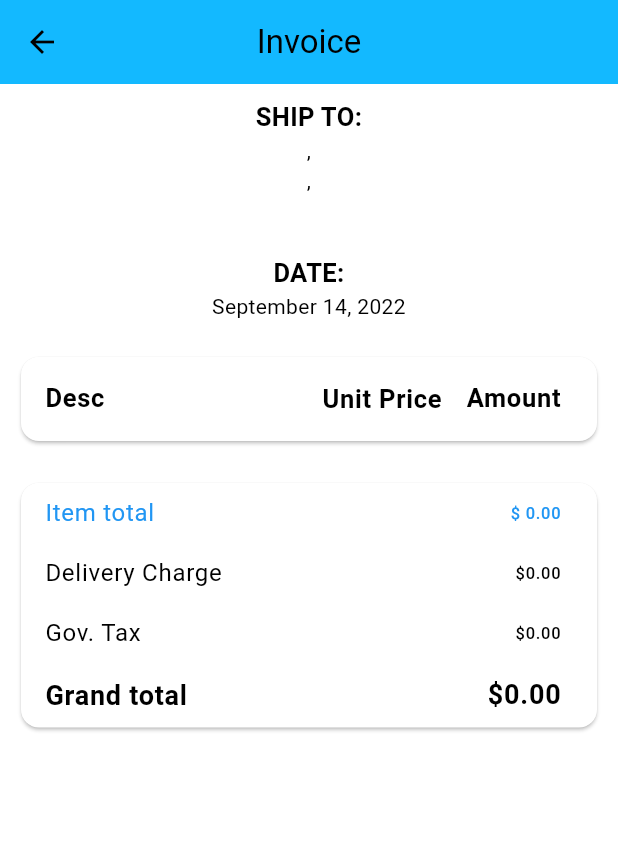
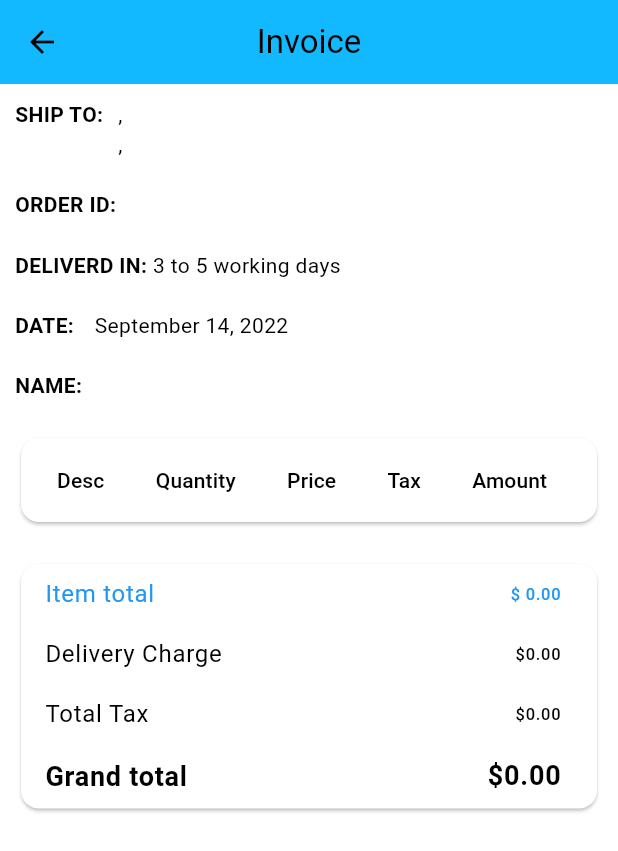
Before and after one commit to dhruvikAubergine/shop_app, a Flutter app: the Invoice screen opened directly with empty values, on a phone screen of 412 x 824 dp. Shown: the top 851 px of the screen. Run offline on Flutter 3.47's test engine with Material 2 defaults, Android fonts, the phone set to English and light mode, and no system bars; our stand-ins replace badges, bloc, equatable, hive, hive_flutter, shared_preferences; accounts and stored records are empty; generated files the repository leaves out were written again; network calls fail.

```diff
--- a/lib/features/authentication/providers/auth_provider.dart
+++ b/lib/features/authentication/providers/auth_provider.dart
@@ -6,7 +6,6 @@ import 'package:flutter/material.dart';
 import 'package:flutter/widgets.dart';
 import 'package:http/http.dart' as http;
 import 'package:shared_preferences/shared_preferences.dart';
-import 'package:shop_app/features/authentication/modals/address.dart';
 import 'package:shop_app/features/authentication/modals/user.dart';
 import 'package:shop_app/features/manage_product/modals/http_exception.dart';
 
@@ -14,14 +13,14 @@ class AuthProvider with ChangeNotifier {
   String _token = '';
   late DateTime _expiryDate;
   String _userId = '';
-  Address _address = const Address();
+  User _user = const User();
 
   bool get isAuth {
     return token != '';
   }
 
-  Address get address {
-    return _address;
+  User get user {
+    return _user;
   }
 
   String get userId {
@@ -35,7 +34,7 @@ class AuthProvider with ChangeNotifier {
     return '';
   }
 
-  Future<void> getAddress() async {
+  Future<void> getUser() async {
     final url = Uri.parse(
       'https://personal-expenses-e3eac-default-rtdb.firebaseio.com/users/$userId.json/?auth=$token',
     );
@@ -43,7 +42,7 @@ class AuthProvider with ChangeNotifier {
       final response = await http.get(url);
       final userData = jsonDecode(response.body) as Map<String, dynamic>;
       final user = User.fromJson(userData);
-      _address = user.address!;
+      _user = user;
       notifyListeners();
     } catch (error) {
       log('$error');
@@ -112,13 +111,8 @@ class AuthProvider with ChangeNotifier {
       final response = await http.put(
         url,
         body: jsonEncode(user.toJson()),
-        // body: jsonEncode({
-        //   'email' :user.email,
-        //   'name' :user.name,
-        //   'phone':user.phone,
-        //   'address':user.address,
-        // }),
       );
+      log('$response');
     } catch (error) {
       log(error.toString());
     }
--- a/lib/features/cart/models/cart.dart
+++ b/lib/features/cart/models/cart.dart
@@ -14,6 +14,7 @@ class Cart extends Equatable {
     this.price,
     this.quantity,
     this.productId,
+    this.taxPercentage,
   });
 
   factory Cart.fromJson(Map<String, dynamic> json) {
@@ -31,6 +32,8 @@ class Cart extends Equatable {
   final double? quantity;
   @HiveField(5)
   final String? productId;
+  @HiveField(6)
+  final double? taxPercentage;
 
   Map<String, dynamic> toJson() => _$CartToJson(this);
 
@@ -41,6 +44,7 @@ class Cart extends Equatable {
     double? price,
     double? quantity,
     String? productId,
+    double? taxPercentage,
   }) {
     return Cart(
       id: id ?? this.id,
@@ -49,6 +53,7 @@ class Cart extends Equatable {
       price: price ?? this.price,
       quantity: quantity ?? this.quantity,
       productId: productId ?? this.productId,
+      taxPercentage: taxPercentage ?? this.taxPercentage,
     );
   }
 
@@ -56,5 +61,6 @@ class Cart extends Equatable {
   bool get stringify => true;
 
   @override
-  List<Object?> get props => [id, title, image, price, quantity, productId];
+  List<Object?> get props =>
+      [id, title, image, price, quantity, productId, taxPercentage];
 }
--- a/lib/features/cart/provider/cart_provider.dart
+++ b/lib/features/cart/provider/cart_provider.dart
@@ -29,6 +29,15 @@ class CartProvider with ChangeNotifier {
     });
 
     return total;
+  }
+
+  double get totalTax {
+    var tax = 0.0;
+    cartBox.toMap().forEach((key, value) {
+      tax += ((value.price * value.taxPercentage) / 100) * value.quantity
+          as double;
+    });
+    return tax;
   }
 
   void removeItem(String productId) {
@@ -70,6 +79,7 @@ class CartProvider with ChangeNotifier {
     double price,
     String title,
     String image,
+    double taxPercentage,
   ) async {
     if (cartBox.containsKey(productId)) {
       final existingValue = cartBox.get(productId) as Cart;
@@ -86,6 +96,8 @@ class CartProvider with ChangeNotifier {
           title: title,
           image: image,
           quantity: 1,
+          taxPercentage: taxPercentage,
+          productId: productId,
         ),
       );
     }
@@ -93,8 +105,5 @@ class CartProvider with ChangeNotifier {
     notifyListeners();
     log(cartBox.keys.toString());
     log(cartBox.values.toString());
-
-    final keys = cartBox.keys.toList();
-    log(keys.toString());
   }
 }
--- a/lib/features/cart/widgets/cart_item.dart
+++ b/lib/features/cart/widgets/cart_item.dart
@@ -11,6 +11,7 @@ class CartItem extends StatelessWidget {
     required this.image,
     required this.quantity,
     required this.productId,
+    required this.taxPercentage,
   });
   final String id;
   final String productId;
@@ -18,10 +19,14 @@ class CartItem extends StatelessWidget {
   final String image;
   final double quantity;
   final double price;
+  final double taxPercentage;
 
   @override
   Widget build(BuildContext context) {
     final cardProvider = Provider.of<CartProvider>(context, listen: false);
+    final itemPrice = (price * quantity).toStringAsFixed(2);
+    final itemTax =
+        (((price * taxPercentage) / 100) * quantity).toStringAsFixed(2);
     return Dismissible(
       key: ValueKey(id),
       direction: DismissDirection.endToStart,
@@ -77,7 +82,7 @@ class CartItem extends StatelessWidget {
             backgroundImage: NetworkImage(image),
           ),
           title: Text(title),
-          subtitle: Text('\$$price'),
+          subtitle: Text('Price: \$$itemPrice \nProduct Tax: \$$itemTax'),
           trailing: FittedBox(
             fit: BoxFit.fill,
             child: Row(
--- a/lib/features/cart/widgets/order_price_widget.dart
+++ b/lib/features/cart/widgets/order_price_widget.dart
@@ -36,7 +36,7 @@ class OrderPriceWidget extends StatelessWidget {
             visualDensity: const VisualDensity(vertical: -4),
           ),
           ListTile(
-            title: const Text('Gov. Tax'),
+            title: const Text('Total Tax'),
             trailing: Text('\$${tax.toStringAsFixed(2)}'),
             visualDensity: const VisualDensity(vertical: -4),
           ),
--- a/lib/features/home/models/product.dart
+++ b/lib/features/home/models/product.dart
@@ -12,6 +12,7 @@ class Product extends Equatable {
     this.duration,
     this.imageUrl,
     this.description,
+    this.taxPercentage,
     this.isFavorite = false,
     this.checkSalesAvailability = true,
   });
@@ -32,6 +33,7 @@ class Product extends Equatable {
   bool isFavorite;
   DateTime? duration;
   bool checkSalesAvailability;
+  double? taxPercentage;
 
   Map<String, dynamic> toJson() => _$ProductToJson(this);
 
@@ -44,12 +46,14 @@ class Product extends Equatable {
     bool? isFavorite,
     DateTime? duration,
     bool? checkSalesAvailability,
+    double? taxPercentage,
   }) {
     return Product(
       id: id ?? this.id,
       duration: duration ?? this.duration,
       title: title ?? this.title,
       price: price ?? this.price,
+      taxPercentage: taxPercentage ?? this.taxPercentage,
       imageUrl: imageUrl ?? this.imageUrl,
       description: description ?? this.description,
       isFavorite: isFavorite ?? this.isFavorite,
@@ -69,8 +73,9 @@ class Product extends Equatable {
       price,
       duration,
       imageUrl,
+      isFavorite,
       description,
-      isFavorite,
+      taxPercentage,
       checkSalesAvailability
     ];
   }
--- a/lib/features/home/pages/product_details_page.dart
+++ b/lib/features/home/pages/product_details_page.dart
@@ -62,6 +62,7 @@ class _ProductDetailsPageState extends State<ProductDetailsPage> {
                     widget.product.price ?? 0,
                     widget.product.title ?? '',
                     widget.product.imageUrl ?? '',
+                    widget.product.taxPercentage ?? 0.0,
                   );
                   ScaffoldMessenger.of(context).hideCurrentSnackBar();
                   ScaffoldMessenger.of(context).showSnackBar(
--- a/lib/features/home/pages/product_overview_page.dart
+++ b/lib/features/home/pages/product_overview_page.dart
@@ -56,6 +56,7 @@ class _ProductOverviewPageState extends State<ProductOverviewPage> {
             badgeContent: Text(cart.itemCount.toString()),
             child: IconButton(
               onPressed: () {
+                // cart.clear();
                 Navigator.pushNamed(context, CartPage.routeName);
               },
               icon: const Icon(Icons.shopping_cart),
--- a/lib/features/home/provider/product_provider.dart
+++ b/lib/features/home/provider/product_provider.dart
@@ -75,6 +75,7 @@ class ProductProvider with ChangeNotifier {
             'imageUrl': newProduct.imageUrl,
             'isFavorite': newProduct.isFavorite,
             'description': newProduct.description,
+            'taxPercentage' :newProduct.taxPercentage,
           }),
         );
       } catch (error) {
@@ -180,6 +181,7 @@ class ProductProvider with ChangeNotifier {
           'imageUrl': product.imageUrl,
           'description': product.description,
           'userId': userId,
+          'taxPercentage': product.taxPercentage
         }),
       );
 
@@ -190,6 +192,7 @@ class ProductProvider with ChangeNotifier {
         price: product.price,
         imageUrl: product.imageUrl,
         description: product.description,
+        taxPercentage: product.taxPercentage,
       );
       _items.add(newProduct);
       notifyListeners();
--- a/lib/features/order/provider/order_provider.dart
+++ b/lib/features/order/provider/order_provider.dart
@@ -72,6 +72,7 @@ class OrderProvider with ChangeNotifier {
             as String,
       ),
     );
+    log(cartProduct.toString());
     notifyListeners();
   }
 }
--- a/lib/features/order/widgets/invoice.dart
+++ b/lib/features/order/widgets/invoice.dart
@@ -1,7 +1,7 @@
 import 'package:flutter/material.dart';
 import 'package:intl/intl.dart';
 import 'package:provider/provider.dart';
-import 'package:shop_app/features/authentication/modals/address.dart';
+import 'package:shop_app/features/authentication/modals/user.dart';
 import 'package:shop_app/features/authentication/providers/auth_provider.dart';
 import 'package:shop_app/features/cart/widgets/order_price_widget.dart';
 import 'package:shop_app/features/order/models/order.dart';
@@ -17,18 +17,26 @@ class Invoice extends StatefulWidget {
 class _InvoiceState extends State<Invoice> {
   late final Order order;
 
-  Address? address;
+  User? user;
+
+  final List<String> tableColumns = [
+    'Desc',
+    'Quantity',
+    'Price',
+    'Tax',
+    'Amount'
+  ];
 
   @override
   void didChangeDependencies() {
     order = ModalRoute.of(context)!.settings.arguments! as Order;
-    Provider.of<AuthProvider>(context, listen: false).getAddress();
+    Provider.of<AuthProvider>(context, listen: false).getUser();
     super.didChangeDependencies();
   }
 
   @override
   Widget build(BuildContext context) {
-    address = Provider.of<AuthProvider>(context, listen: false).address;
+    user = Provider.of<AuthProvider>(context, listen: false).user;
     final itemTotal = order.amount! - (order.deliveryCharge! + order.tax!);
     return Scaffold(
       appBar: AppBar(
@@ -38,87 +46,118 @@ class _InvoiceState extends State<Invoice> {
       body: ListView(
         padding: const EdgeInsets.all(10),
         children: [
+          Row(
+            crossAxisAlignment: CrossAxisAlignment.start,
+            children: [
               const Text(
                 'SHIP TO:',
-            textAlign: TextAlign.center,
                 style: TextStyle(
-              fontSize: 17,
                   fontWeight: FontWeight.bold,
                 ),
               ),
+              const SizedBox(width: 10),
               Text(
-            '${address?.area ?? ''},\n${address?.city ?? ''},\n${address?.state ?? ''}',
-            textAlign: TextAlign.center,
+                '${user?.address?.area ?? ''},\n${user?.address?.city ?? ''}, ${user?.address?.state ?? ''}',
+              ),
+            ],
           ),
           const SizedBox(height: 20),
+          Row(
+            crossAxisAlignment: CrossAxisAlignment.start,
+            children: [
               const Text(
-            'DATE:',
-            textAlign: TextAlign.center,
+                'ORDER ID: ',
                 style: TextStyle(
-              fontSize: 17,
                   fontWeight: FontWeight.bold,
                 ),
               ),
-          Text(
-            DateFormat.yMMMMd('en_US').format(order.dateTime!),
-            textAlign: TextAlign.center,
+              Text(order.id ?? '')
+            ],
           ),
           const SizedBox(height: 20),
-          const Card(
-            child: ListTile(
-              leading: Text(
-                'Desc',
+          Row(
+            crossAxisAlignment: CrossAxisAlignment.start,
+            children: const [
+              Text(
+                'DELIVERD IN: ',
                 style: TextStyle(
-                  fontSize: 17,
                   fontWeight: FontWeight.bold,
                 ),
               ),
-              title: Text(
-                'Unit Price',
-                textAlign: TextAlign.end,
+              Text('3 to 5 working days')
+            ],
+          ),
+          const SizedBox(height: 20),
+          Row(
+            crossAxisAlignment: CrossAxisAlignment.start,
+            children: [
+              const Text(
+                'DATE: ',
                 style: TextStyle(
-                  fontSize: 17,
                   fontWeight: FontWeight.bold,
                 ),
               ),
-              trailing: Text(
-                'Amount',
+              const SizedBox(width: 10),
+              Text(
+                DateFormat.yMMMMd('en_US').format(order.dateTime!),
+              ),
+            ],
+          ),
+          const SizedBox(height: 20),
+          Row(
+            crossAxisAlignment: CrossAxisAlignment.start,
+            children: [
+              const Text(
+                'NAME: ',
                 style: TextStyle(
-                  fontSize: 17,
                   fontWeight: FontWeight.bold,
                 ),
               ),
+              Text(user?.name ?? '')
+            ],
+          ),
+          const SizedBox(height: 20),
+          Card(
+            child: DataTable(
+              columnSpacing: 25,
+              columns: tableColumns
+                  .map((columnName) => DataColumn(label: Text(columnName)))
+                  .toList(),
+              rows: order.products!.map(
+                (item) {
+                  final itemTax =
+                      (((item.price ?? 0.0) * item.taxPercentage!) / 100) *
+                          item.quantity!;
+
+                  final total = itemTax + (item.price! * item.quantity!);
+                  return DataRow(
+                    cells: [
+                      DataCell(
+                        Flex(
+                          direction: Axis.vertical,
+                          children: [
+                            Expanded(
+                              child: ConstrainedBox(
+                                constraints: const BoxConstraints(maxWidth: 80),
+                                child: Text(
+                                  '${item.title}',
+                                  overflow: TextOverflow.ellipsis,
+                                  maxLines: 2,
                                 ),
                               ),
-          ListView.builder(
-            shrinkWrap: true,
-            itemCount: order.products!.length,
-            itemBuilder: (context, index) {
-              final item = order.products![index];
-              final amount = (item.price!) * (item.quantity!);
-              return ListTile(
-                leading: Text(
-                  item.title ?? '',
-                  style: const TextStyle(
-                    fontSize: 15,
+                            ),
+                          ],
                         ),
                       ),
-                title: Text(
-                  '${item.price}  X${item.quantity}',
-                  textAlign: TextAlign.end,
-                  style: const TextStyle(
-                    fontSize: 15,
-                  ),
-                ),
-                trailing: Text(
-                  '$amount',
-                  textAlign: TextAlign.start,
-                  style: const TextStyle(
-                    fontSize: 15,
-                  ),
-                ),
+                      DataCell(Text('${item.quantity ?? 0.0}')),
+                      DataCell(Text('${item.price ?? ''}')),
+                      DataCell(Text(itemTax.toStringAsFixed(2))),
+                      DataCell(Text(total.toStringAsFixed(2))),
+                    ],
                   );
                 },
+              ).toList(),
+            ),
           ),
           const SizedBox(height: 20),
           OrderPriceWidget(
```
Also changed, not shown: lib/features/cart/pages/cart_page.dart (+17 -46 lines), lib/features/manage_product/pages/edit_product_page.dart (+33 -4 lines), lib/features/manage_product/pages/user_product_page.dart (+0 -7 lines), lib/features/order/widgets/order_item.dart (+9 -6 lines), lib/features/authentication/pages/sign_up_page.dart (line endings or trailing spaces), lib/features/cart/models/cart.g.dart, lib/features/home/models/product.g.dart, 72 other files. Lines whose indentation alone changed are shown as unchanged.
